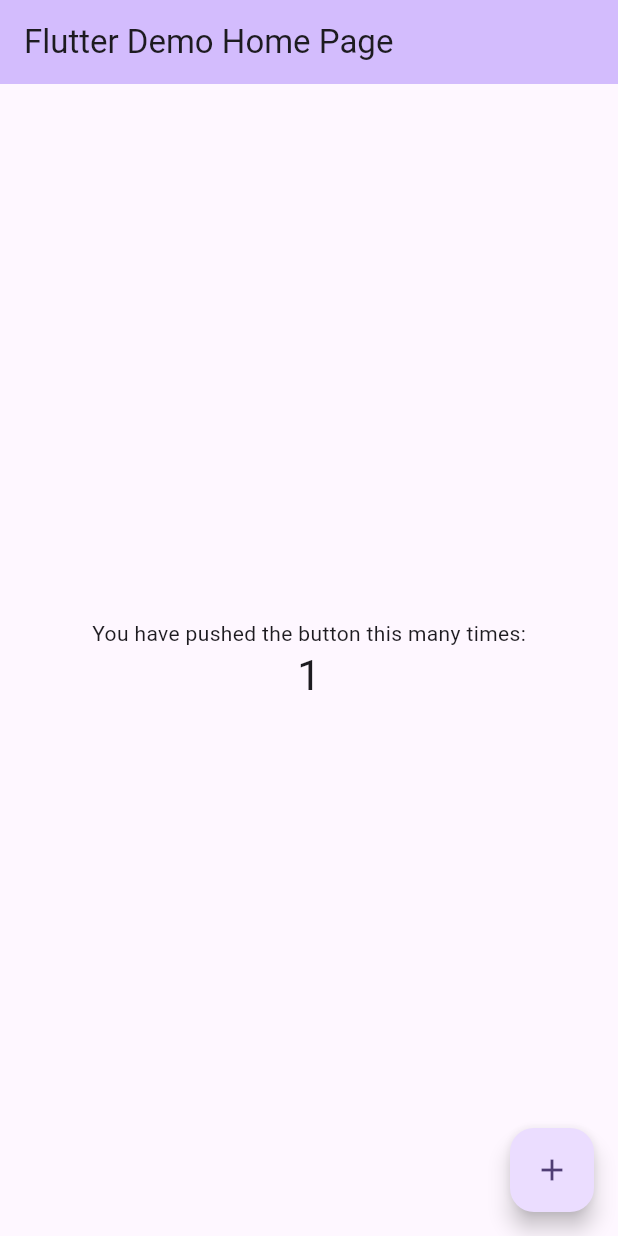
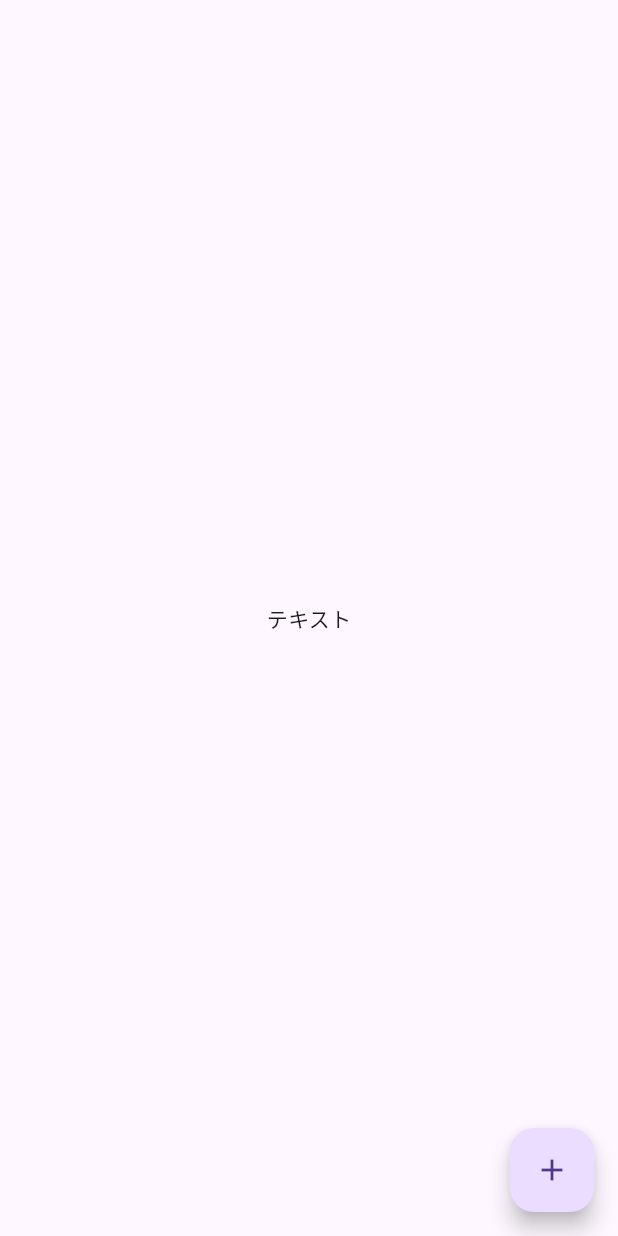
Before and after one commit to dream-developer/flutter_scaffold, a Flutter app: the screen it shows after launch, after a tap on the "add" icon, on a phone screen of 412 x 824 dp. Run offline on Flutter 3.47's test engine with Material 3 defaults, Android fonts, the phone set to English and light mode, and no system bars.

Commit message:
スキャフォールド - フローティングアクションボタン - フローティングアクションボタン

```diff
--- a/lib/main.dart
+++ b/lib/main.dart
@@ -1,125 +1,18 @@
 import 'package:flutter/material.dart';
+void main() {
+  const body = Center( child: Text("テキスト"),);
 
-void main() {
-  runApp(const MyApp());
+  final fab = FloatingActionButton( // 1
+    onPressed: () { print("ボタンが押されました"); }, // 2
+    tooltip: 'ツールチップ', // 3
+    child: const Icon(Icons.add), // 4
+  );
+
+  final sc = Scaffold(
+    body: body, // ボディー
+    floatingActionButton: fab, // フローティングアクションボタン
+  );
+
+  final app = MaterialApp(home: sc);
+  runApp(app);
 }
-
-class MyApp extends StatelessWidget {
-  const MyApp({super.key});
-
-  // This widget is the root of your application.
-  @override
-  Widget build(BuildContext context) {
-    return MaterialApp(
-      title: 'Flutter Demo',
-      theme: ThemeData(
-        // This is the theme of your application.
-        //
-        // TRY THIS: Try running your application with "flutter run". You'll see
-        // the application has a purple toolbar. Then, without quitting the app,
-        // try changing the seedColor in the colorScheme below to Colors.green
-        // and then invoke "hot reload" (save your changes or press the "hot
-        // reload" button in a Flutter-supported IDE, or press "r" if you used
-        // the command line to start the app).
-        //
-        // Notice that the counter didn't reset back to zero; the application
-        // state is not lost during the reload. To reset the state, use hot
-        // restart instead.
-        //
-        // This works for code too, not just values: Most code changes can be
-        // tested with just a hot reload.
-        colorScheme: ColorScheme.fromSeed(seedColor: Colors.deepPurple),
-        useMaterial3: true,
-      ),
-      home: const MyHomePage(title: 'Flutter Demo Home Page'),
-    );
-  }
-}
-
-class MyHomePage extends StatefulWidget {
-  const MyHomePage({super.key, required this.title});
-
-  // This widget is the home page of your application. It is stateful, meaning
-  // that it has a State object (defined below) that contains fields that affect
-  // how it looks.
-
-  // This class is the configuration for the state. It holds the values (in this
-  // case the title) provided by the parent (in this case the App widget) and
-  // used by the build method of the State. Fields in a Widget subclass are
-  // always marked "final".
-
-  final String title;
-
-  @override
-  State<MyHomePage> createState() => _MyHomePageState();
-}
-
-class _MyHomePageState extends State<MyHomePage> {
-  int _counter = 0;
-
-  void _incrementCounter() {
-    setState(() {
-      // This call to setState tells the Flutter framework that something has
-      // changed in this State, which causes it to rerun the build method below
-      // so that the display can reflect the updated values. If we changed
-      // _counter without calling setState(), then the build method would not be
-      // called again, and so nothing would appear to happen.
-      _counter++;
-    });
-  }
-
-  @override
-  Widget build(BuildContext context) {
-    // This method is rerun every time setState is called, for instance as done
-    // by the _incrementCounter method above.
-    //
-    // The Flutter framework has been optimized to make rerunning build methods
-    // fast, so that you can just rebuild anything that needs updating rather
-    // than having to individually change instances of widgets.
-    return Scaffold(
-      appBar: AppBar(
-        // TRY THIS: Try changing the color here to a specific color (to
-        // Colors.amber, perhaps?) and trigger a hot reload to see the AppBar
-        // change color while the other colors stay the same.
-        backgroundColor: Theme.of(context).colorScheme.inversePrimary,
-        // Here we take the value from the MyHomePage object that was created by
-        // the App.build method, and use it to set our appbar title.
-        title: Text(widget.title),
-      ),
-      body: Center(
-        // Center is a layout widget. It takes a single child and positions it
-        // in the middle of the parent.
-        child: Column(
-          // Column is also a layout widget. It takes a list of children and
-          // arranges them vertically. By default, it sizes itself to fit its
-          // children horizontally, and tries to be as tall as its parent.
-          //
-          // Column has various properties to control how it sizes itself and
-          // how it positions its children. Here we use mainAxisAlignment to
-          // center the children vertically; the main axis here is the vertical
-          // axis because Columns are vertical (the cross axis would be
-          // horizontal).
-          //
-          // TRY THIS: Invoke "debug painting" (choose the "Toggle Debug Paint"
-          // action in the IDE, or press "p" in the console), to see the
-          // wireframe for each widget.
-          mainAxisAlignment: MainAxisAlignment.center,
-          children: <Widget>[
-            const Text(
-              'You have pushed the button this many times:',
-            ),
-            Text(
-              '$_counter',
-              style: Theme.of(context).textTheme.headlineMedium,
-            ),
-          ],
-        ),
-      ),
-      floatingActionButton: FloatingActionButton(
-        onPressed: _incrementCounter,
-        tooltip: 'Increment',
-        child: const Icon(Icons.add),
-      ), // This trailing comma makes auto-formatting nicer for build methods.
-    );
-  }
-}
```
